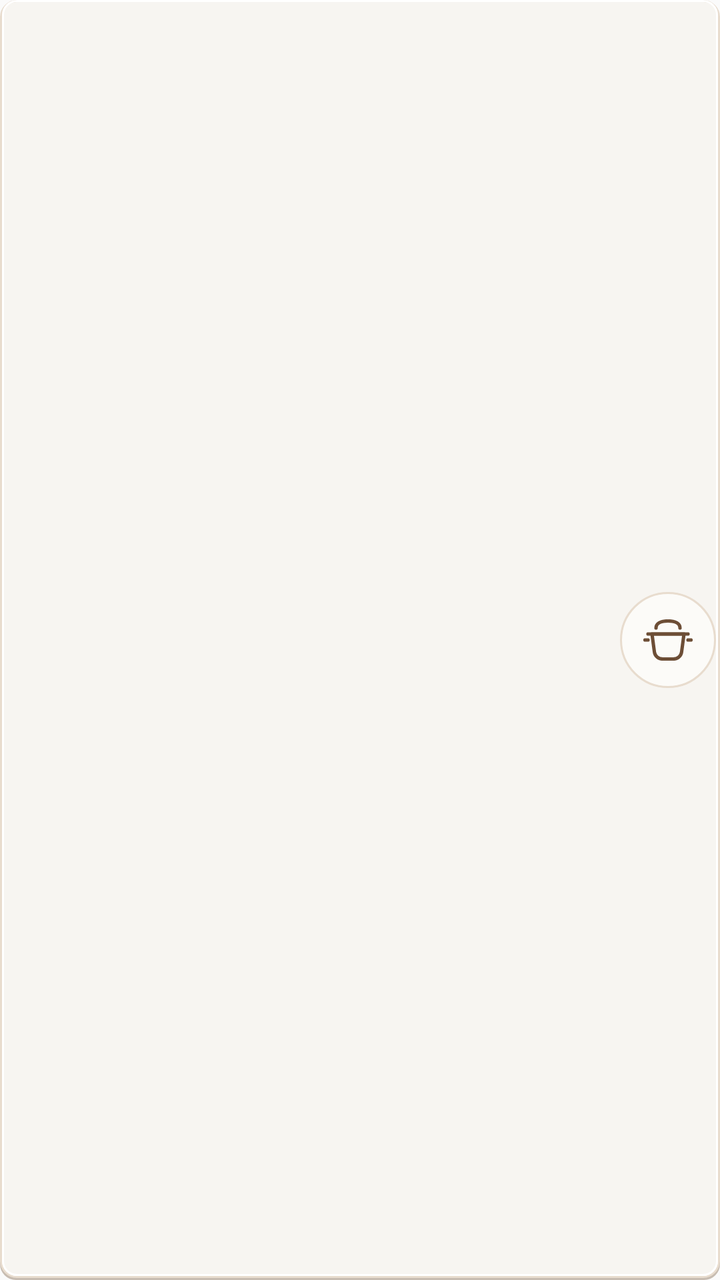
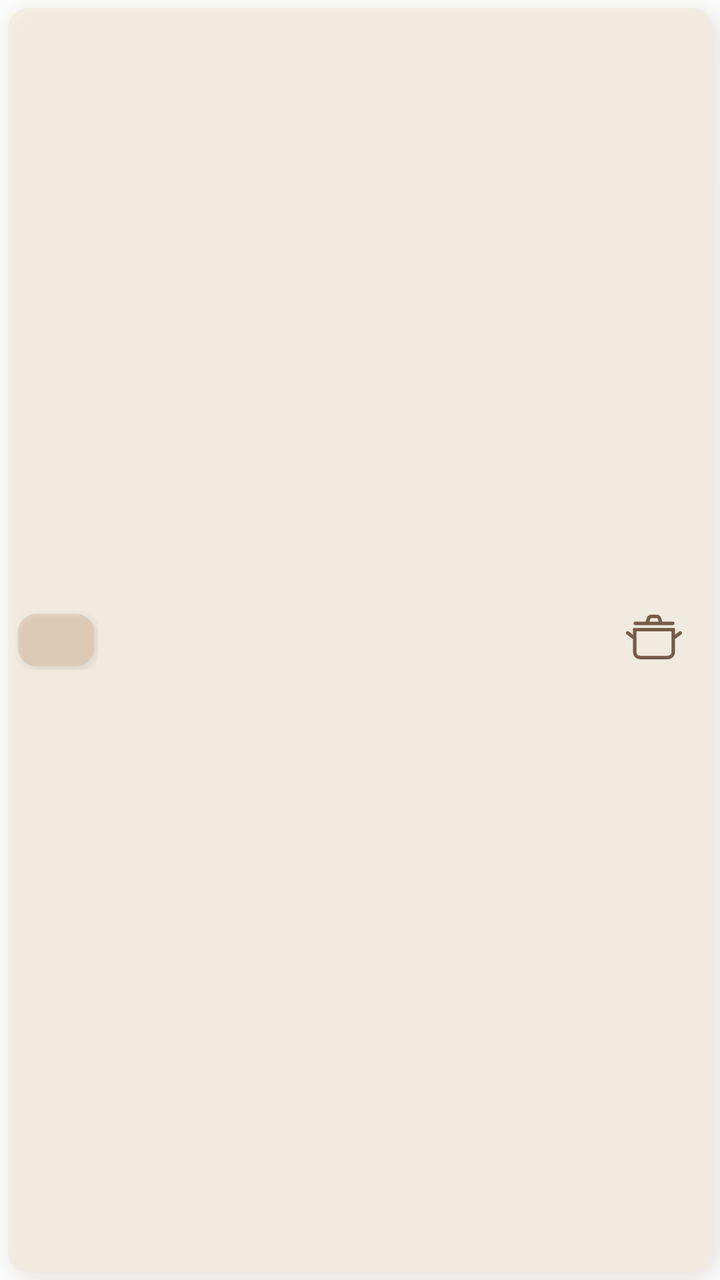

Two renders of the same Android screen: before a commit and after it. Below are the layout's source before the change and the commit's diff.
<!-- AndroidManifest.xml: application theme AppTheme -->
<!-- res/layout/recipe_widget_row_3.xml -->
<?xml version="1.0" encoding="utf-8"?>
<LinearLayout xmlns:android="http://schemas.android.com/apk/res/android" android:id="@+id/widget_row_3" android:layout_width="match_parent" android:layout_height="@dimen/widget_row_height" android:layout_marginBottom="@dimen/widget_row_gap" android:gravity="center_vertical" android:orientation="horizontal" android:background="@drawable/widget_row" android:paddingStart="8dp" android:paddingEnd="2dp">
    <LinearLayout android:layout_width="42dp" android:layout_height="match_parent" android:gravity="center_vertical" android:orientation="vertical"><TextView android:id="@+id/widget_row_3_day" android:layout_width="match_parent" android:layout_height="wrap_content" android:textColor="@color/widget_ink" android:textSize="@dimen/widget_caption_size" android:textStyle="bold" android:maxLines="1" /><TextView android:id="@+id/widget_row_3_date" android:layout_width="match_parent" android:layout_height="wrap_content" android:textColor="@color/widget_muted" android:textSize="9sp" android:maxLines="1" /></LinearLayout>
    <LinearLayout android:layout_width="0dp" android:layout_height="match_parent" android:layout_weight="1" android:gravity="center_vertical" android:orientation="vertical" android:paddingStart="4dp"><TextView android:id="@+id/widget_row_3_recipe" android:layout_width="match_parent" android:layout_height="wrap_content" android:textColor="@color/widget_ink" android:textSize="@dimen/widget_body_size" android:textStyle="bold" android:maxLines="1" android:ellipsize="end" /><TextView android:id="@+id/widget_row_3_ingredients" android:layout_width="match_parent" android:layout_height="wrap_content" android:textColor="@color/widget_muted" android:textSize="@dimen/widget_caption_size" android:maxLines="1" android:ellipsize="end" /></LinearLayout>
    <ImageButton android:id="@+id/widget_row_3_toggle" android:layout_width="@dimen/widget_touch_size" android:layout_height="@dimen/widget_touch_size" android:background="@drawable/widget_pot_button" android:contentDescription="@string/widget_mark_done" android:padding="10dp" android:src="@drawable/widget_pot" />
</LinearLayout>
<!-- resources referenced by this layout -->
<resources>
  <color name="widget_ink">#6D4E36</color>
  <color name="widget_muted">#927A66</color>
  <dimen name="widget_body_size">13sp</dimen>
  <dimen name="widget_caption_size">11sp</dimen>
  <dimen name="widget_row_gap">0dp</dimen>
  <dimen name="widget_row_height">48dp</dimen>
  <dimen name="widget_touch_size">48dp</dimen>
  <!-- drawable widget_pot (drawable) -->
  <?xml version="1.0" encoding="utf-8"?>
  <vector xmlns:android="http://schemas.android.com/apk/res/android" android:width="28dp" android:height="28dp" android:viewportWidth="28" android:viewportHeight="28">
      <path android:fillColor="@android:color/transparent" android:strokeColor="@color/widget_ink" android:strokeWidth="1.7" android:strokeLineCap="round" android:strokeLineJoin="round" android:pathData="M6,11 L22,11 L20.8,20 C20.5,22.1 18.8,23.5 16.7,23.5 L11.3,23.5 C9.2,23.5 7.5,22.1 7.2,20 Z" />
      <path android:fillColor="@android:color/transparent" android:strokeColor="@color/widget_ink" android:strokeWidth="1.7" android:strokeLineCap="round" android:pathData="M4,11 L24,11 M8,8 C8,5.8 10.2,4.5 14,4.5 C17.8,4.5 20,5.8 20,8 M4,14 L2.5,14 M24,14 L25.5,14" />
  </vector>
  <!-- drawable widget_pot_button (drawable) -->
  <?xml version="1.0" encoding="utf-8"?>
  <selector xmlns:android="http://schemas.android.com/apk/res/android">
      <item android:state_enabled="false">
          <layer-list>
              <item><shape android:shape="oval"><solid android:color="@color/widget_paper" /><stroke android:width="1dp" android:color="@color/widget_disabled" /></shape></item>
          </layer-list>
      </item>
      <item android:state_pressed="true">
          <layer-list>
              <item android:top="1dp" android:left="1dp" android:right="-1dp" android:bottom="-1dp">
                  <shape android:shape="oval"><solid android:color="@color/widget_divider" /></shape>
              </item>
              <item>
                  <shape android:shape="oval"><solid android:color="@color/widget_surface" /><stroke android:width="1dp" android:color="@color/widget_ink" /></shape>
              </item>
          </layer-list>
      </item>
      <item>
          <shape android:shape="oval">
              <solid android:color="@color/widget_surface" />
              <stroke android:width="1dp" android:color="@color/widget_divider" />
          </shape>
      </item>
  </selector>
  <!-- drawable widget_row (drawable) -->
  <?xml version="1.0" encoding="utf-8"?>
  <layer-list xmlns:android="http://schemas.android.com/apk/res/android">
      <item android:top="2dp">
          <shape android:shape="rectangle">
              <solid android:color="@color/widget_disabled" />
              <corners android:radius="8dp" />
          </shape>
      </item>
      <item android:bottom="1dp">
          <shape android:shape="rectangle">
              <solid android:color="@color/widget_paper" />
              <stroke android:width="@dimen/widget_stroke" android:color="@color/widget_divider" />
              <corners android:radius="8dp" />
          </shape>
      </item>
      <item android:left="1dp" android:right="1dp" android:bottom="2dp">
          <shape android:shape="rectangle">
              <solid android:color="@android:color/transparent" />
              <stroke android:width="1dp" android:color="#FFFFFF" />
              <corners android:radius="7dp" />
          </shape>
      </item>
  </layer-list>
  <string name="widget_mark_done">完成食谱</string>
  <color name="widget_paper">#F7F5F1</color>
  <color name="widget_disabled">#C7BCB1</color>
  <color name="widget_divider">#E8DCCE</color>
  <color name="widget_surface">#FCFBF8</color>
  <dimen name="widget_stroke">1dp</dimen>
  <!-- unchanged entries left out for length: 1 -->
</resources>

<!-- the commit's change to res/layout/recipe_widget_row_3.xml (unified diff, before → after) -->
@@ -1,6 +1,20 @@
 <?xml version="1.0" encoding="utf-8"?>
-<LinearLayout xmlns:android="http://schemas.android.com/apk/res/android" android:id="@+id/widget_row_3" android:layout_width="match_parent" android:layout_height="@dimen/widget_row_height" android:layout_marginBottom="@dimen/widget_row_gap" android:gravity="center_vertical" android:orientation="horizontal" android:background="@drawable/widget_row" android:paddingStart="8dp" android:paddingEnd="2dp">
-    <LinearLayout android:layout_width="42dp" android:layout_height="match_parent" android:gravity="center_vertical" android:orientation="vertical"><TextView android:id="@+id/widget_row_3_day" android:layout_width="match_parent" android:layout_height="wrap_content" android:textColor="@color/widget_ink" android:textSize="@dimen/widget_caption_size" android:textStyle="bold" android:maxLines="1" /><TextView android:id="@+id/widget_row_3_date" android:layout_width="match_parent" android:layout_height="wrap_content" android:textColor="@color/widget_muted" android:textSize="9sp" android:maxLines="1" /></LinearLayout>
-    <LinearLayout android:layout_width="0dp" android:layout_height="match_parent" android:layout_weight="1" android:gravity="center_vertical" android:orientation="vertical" android:paddingStart="4dp"><TextView android:id="@+id/widget_row_3_recipe" android:layout_width="match_parent" android:layout_height="wrap_content" android:textColor="@color/widget_ink" android:textSize="@dimen/widget_body_size" android:textStyle="bold" android:maxLines="1" android:ellipsize="end" /><TextView android:id="@+id/widget_row_3_ingredients" android:layout_width="match_parent" android:layout_height="wrap_content" android:textColor="@color/widget_muted" android:textSize="@dimen/widget_caption_size" android:maxLines="1" android:ellipsize="end" /></LinearLayout>
-    <ImageButton android:id="@+id/widget_row_3_toggle" android:layout_width="@dimen/widget_touch_size" android:layout_height="@dimen/widget_touch_size" android:background="@drawable/widget_pot_button" android:contentDescription="@string/widget_mark_done" android:padding="10dp" android:src="@drawable/widget_pot" />
+<LinearLayout xmlns:android="http://schemas.android.com/apk/res/android"
+    android:id="@+id/widget_row_3"
+    android:layout_width="match_parent"
+    android:layout_height="@dimen/widget_row_height"
+    android:layout_marginBottom="@dimen/widget_row_gap"
+    android:background="@drawable/widget_row"
+    android:gravity="center_vertical"
+    android:orientation="horizontal"
+    android:paddingStart="7dp">
+    <TextView android:id="@+id/widget_row_3_day" style="@style/WidgetDayBadge" />
+    <TextView android:id="@+id/widget_row_3_date" style="@style/WidgetHiddenDate" />
+    <LinearLayout android:layout_width="0dp" android:layout_height="match_parent"
+        android:layout_weight="1" android:gravity="center_vertical" android:orientation="vertical"
+        android:paddingStart="9dp">
+        <TextView android:id="@+id/widget_row_3_recipe" style="@style/WidgetRecipeName" />
+        <TextView android:id="@+id/widget_row_3_ingredients" style="@style/WidgetRecipeIngredients" />
+    </LinearLayout>
+    <ImageButton android:id="@+id/widget_row_3_toggle" style="@style/WidgetPotButton" />
 </LinearLayout>
<!-- resource entries referenced after the edit -->
@@ -1,73 +1,76 @@
 <!-- resources referenced by this layout -->
 <resources>
-  <color name="widget_ink">#6D4E36</color>
-  <color name="widget_muted">#927A66</color>
+  <color name="widget_ink">#765B48</color>
+  <color name="widget_muted">#9A826F</color>
   <dimen name="widget_body_size">13sp</dimen>
   <dimen name="widget_caption_size">11sp</dimen>
-  <dimen name="widget_row_gap">0dp</dimen>
-  <dimen name="widget_row_height">48dp</dimen>
+  <dimen name="widget_row_gap">4dp</dimen>
+  <dimen name="widget_row_height">52dp</dimen>
   <dimen name="widget_touch_size">48dp</dimen>
   <!-- drawable widget_pot (drawable) -->
   <?xml version="1.0" encoding="utf-8"?>
-  <vector xmlns:android="http://schemas.android.com/apk/res/android" android:width="28dp" android:height="28dp" android:viewportWidth="28" android:viewportHeight="28">
-      <path android:fillColor="@android:color/transparent" android:strokeColor="@color/widget_ink" android:strokeWidth="1.7" android:strokeLineCap="round" android:strokeLineJoin="round" android:pathData="M6,11 L22,11 L20.8,20 C20.5,22.1 18.8,23.5 16.7,23.5 L11.3,23.5 C9.2,23.5 7.5,22.1 7.2,20 Z" />
-      <path android:fillColor="@android:color/transparent" android:strokeColor="@color/widget_ink" android:strokeWidth="1.7" android:strokeLineCap="round" android:pathData="M4,11 L24,11 M8,8 C8,5.8 10.2,4.5 14,4.5 C17.8,4.5 20,5.8 20,8 M4,14 L2.5,14 M24,14 L25.5,14" />
+  <vector xmlns:android="http://schemas.android.com/apk/res/android"
+      android:width="28dp"
+      android:height="28dp"
+      android:viewportWidth="256"
+      android:viewportHeight="256">
+      <group>
+          <clip-path android:pathData="M0,72h256v184H0z" />
+          <path
+              android:fillColor="@color/widget_ink"
+              android:pathData="M88,48V16a8,8 0,0 1,16 0v32a8,8 0,0 1,-16 0m40,8a8,8 0,0 0,8 -8V16a8,8 0,0 0,-16 0v32a8,8 0,0 0,8 8m32,0a8,8 0,0 0,8 -8V16a8,8 0,0 0,-16 0v32a8,8 0,0 0,8 8m92.8,46.4L224,124v60a32,32 0,0 1,-32 32H64a32,32 0,0 1,-32 -32v-60L3.2,102.4a8,8 0,0 1,9.6 -12.8L32,104V80a8,8 0,0 1,8 -8h176a8,8 0,0 1,8 8v24l19.2,-14.4a8,8 0,0 1,9.6 12.8M208,88H48v96a16,16 0,0 0,16 16h128a16,16 0,0 0,16 -16Z" />
+      </group>
+      <path
+          android:fillColor="@android:color/transparent"
+          android:pathData="M42.67,52h170.66M96,52l6.65,-21.94A16,16 0,0 1,117.5 20h21a16,16 0,0 1,14.85 10.06L160,52"
+          android:strokeColor="@color/widget_ink"
+          android:strokeLineCap="round"
+          android:strokeLineJoin="round"
+          android:strokeWidth="16" />
   </vector>
-  <!-- drawable widget_pot_button (drawable) -->
-  <?xml version="1.0" encoding="utf-8"?>
-  <selector xmlns:android="http://schemas.android.com/apk/res/android">
-      <item android:state_enabled="false">
-          <layer-list>
-              <item><shape android:shape="oval"><solid android:color="@color/widget_paper" /><stroke android:width="1dp" android:color="@color/widget_disabled" /></shape></item>
-          </layer-list>
-      </item>
-      <item android:state_pressed="true">
-          <layer-list>
-              <item android:top="1dp" android:left="1dp" android:right="-1dp" android:bottom="-1dp">
-                  <shape android:shape="oval"><solid android:color="@color/widget_divider" /></shape>
-              </item>
-              <item>
-                  <shape android:shape="oval"><solid android:color="@color/widget_surface" /><stroke android:width="1dp" android:color="@color/widget_ink" /></shape>
-              </item>
-          </layer-list>
-      </item>
-      <item>
-          <shape android:shape="oval">
-              <solid android:color="@color/widget_surface" />
-              <stroke android:width="1dp" android:color="@color/widget_divider" />
-          </shape>
-      </item>
-  </selector>
-  <!-- drawable widget_row (drawable) -->
-  <?xml version="1.0" encoding="utf-8"?>
-  <layer-list xmlns:android="http://schemas.android.com/apk/res/android">
-      <item android:top="2dp">
-          <shape android:shape="rectangle">
-              <solid android:color="@color/widget_disabled" />
-              <corners android:radius="8dp" />
-          </shape>
-      </item>
-      <item android:bottom="1dp">
-          <shape android:shape="rectangle">
-              <solid android:color="@color/widget_paper" />
-              <stroke android:width="@dimen/widget_stroke" android:color="@color/widget_divider" />
-              <corners android:radius="8dp" />
-          </shape>
-      </item>
-      <item android:left="1dp" android:right="1dp" android:bottom="2dp">
-          <shape android:shape="rectangle">
-              <solid android:color="@android:color/transparent" />
-              <stroke android:width="1dp" android:color="#FFFFFF" />
-              <corners android:radius="7dp" />
-          </shape>
-      </item>
-  </layer-list>
+  <!-- drawable widget_row: png bitmap (drawable-hdpi, 2881 bytes) -->
+  <style name="WidgetDayBadge">
+          <item name="android:layout_width">42dp</item>
+          <item name="android:layout_height">30dp</item>
+          <item name="android:background">@drawable/widget_day_badge</item>
+          <item name="android:gravity">center</item>
+          <item name="android:maxLines">1</item>
+          <item name="android:textColor">@color/widget_ink</item>
+          <item name="android:textSize">@dimen/widget_caption_size</item>
+          <item name="android:textStyle">bold</item>
+      </style>
+  <style name="WidgetHiddenDate">
+          <item name="android:layout_width">0dp</item>
+          <item name="android:layout_height">0dp</item>
+          <item name="android:visibility">gone</item>
+      </style>
+  <style name="WidgetPotButton">
+          <item name="android:layout_width">@dimen/widget_touch_size</item>
+          <item name="android:layout_height">@dimen/widget_touch_size</item>
+          <item name="android:background">@android:color/transparent</item>
+          <item name="android:contentDescription">@string/widget_mark_done</item>
+          <item name="android:padding">10dp</item>
+          <item name="android:src">@drawable/widget_pot</item>
+      </style>
+  <style name="WidgetRecipeIngredients">
+          <item name="android:layout_width">match_parent</item>
+          <item name="android:layout_height">wrap_content</item>
+          <item name="android:ellipsize">end</item>
+          <item name="android:maxLines">1</item>
+          <item name="android:textColor">@color/widget_muted</item>
+          <item name="android:textSize">@dimen/widget_caption_size</item>
+      </style>
+  <style name="WidgetRecipeName">
+          <item name="android:layout_width">match_parent</item>
+          <item name="android:layout_height">wrap_content</item>
+          <item name="android:ellipsize">end</item>
+          <item name="android:maxLines">1</item>
+          <item name="android:textColor">@color/widget_ink</item>
+          <item name="android:textSize">@dimen/widget_body_size</item>
+          <item name="android:textStyle">bold</item>
+      </style>
+  <!-- drawable widget_day_badge: png bitmap (drawable-hdpi, 1514 bytes) -->
   <string name="widget_mark_done">完成食谱</string>
-  <color name="widget_paper">#F7F5F1</color>
-  <color name="widget_disabled">#C7BCB1</color>
-  <color name="widget_divider">#E8DCCE</color>
-  <color name="widget_surface">#FCFBF8</color>
-  <dimen name="widget_stroke">1dp</dimen>
   <!-- unchanged entries left out for length: 1 -->
 </resources>
 
